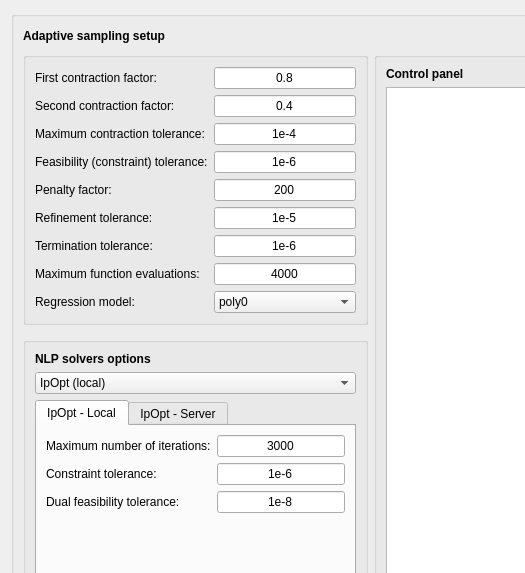
feslima/metacontrol, file gui/views/ui_files/caballerotab.ui: the form before one commit; both pictures show x 0 to 525 and y 0 to 573 of the 1024 by 750 pixel window.
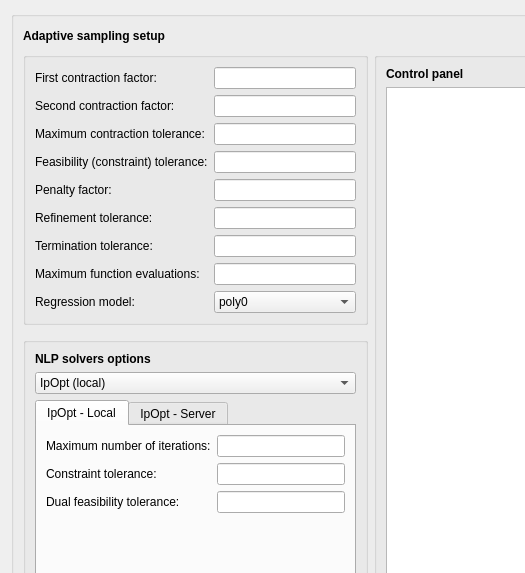
The form after the commit.

```diff
--- a/gui/views/ui_files/caballerotab.ui
+++ b/gui/views/ui_files/caballerotab.ui
@@ -48,7 +48,7 @@
          <item row="0" column="1">
           <widget class="QLineEdit" name="firstFactorLineEdit">
            <property name="text">
-            <string>0.8</string>
+            <string/>
            </property>
            <property name="alignment">
             <set>Qt::AlignCenter</set>
@@ -65,7 +65,7 @@
          <item row="1" column="1">
           <widget class="QLineEdit" name="secondFactorLineEdit">
            <property name="text">
-            <string>0.4</string>
+            <string/>
            </property>
            <property name="alignment">
             <set>Qt::AlignCenter</set>
@@ -82,7 +82,7 @@
          <item row="2" column="1">
           <widget class="QLineEdit" name="tolContractLineEdit">
            <property name="text">
-            <string>1e-4</string>
+            <string/>
            </property>
            <property name="alignment">
             <set>Qt::AlignCenter</set>
@@ -99,7 +99,7 @@
          <item row="3" column="1">
           <widget class="QLineEdit" name="conTolLineEdit">
            <property name="text">
-            <string>1e-6</string>
+            <string/>
            </property>
            <property name="alignment">
             <set>Qt::AlignCenter</set>
@@ -116,7 +116,7 @@
          <item row="4" column="1">
           <widget class="QLineEdit" name="penaltyFactorLineEdit">
            <property name="text">
-            <string>200</string>
+            <string/>
            </property>
            <property name="alignment">
             <set>Qt::AlignCenter</set>
@@ -133,7 +133,7 @@
          <item row="5" column="1">
           <widget class="QLineEdit" name="tol1LineEdit">
            <property name="text">
-            <string>1e-5</string>
+            <string/>
            </property>
            <property name="alignment">
             <set>Qt::AlignCenter</set>
@@ -150,7 +150,7 @@
          <item row="6" column="1">
           <widget class="QLineEdit" name="tol2LineEdit">
            <property name="text">
-            <string>1e-6</string>
+            <string/>
            </property>
            <property name="alignment">
             <set>Qt::AlignCenter</set>
@@ -167,7 +167,7 @@
          <item row="7" column="1">
           <widget class="QLineEdit" name="maxFunEvalsLineEdit">
            <property name="text">
-            <string>4000</string>
+            <string/>
            </property>
            <property name="alignment">
             <set>Qt::AlignCenter</set>
@@ -303,7 +303,7 @@
                <item row="0" column="1">
                 <widget class="QLineEdit" name="ipoptLocalMaxIterLineEdit">
                  <property name="text">
-                  <string>3000</string>
+                  <string/>
                  </property>
                  <property name="alignment">
                   <set>Qt::AlignCenter</set>
@@ -320,7 +320,7 @@
                <item row="1" column="1">
                 <widget class="QLineEdit" name="ipoptLocalConTolLineEdit">
                  <property name="text">
-                  <string>1e-6</string>
+                  <string/>
                  </property>
                  <property name="alignment">
                   <set>Qt::AlignCenter</set>
@@ -337,7 +337,7 @@
                <item row="2" column="1">
                 <widget class="QLineEdit" name="ipoptLocalDualFeasLineEdit">
                  <property name="text">
-                  <string>1e-8</string>
+                  <string/>
                  </property>
                  <property name="alignment">
                   <set>Qt::AlignCenter</set>
```
Left out of the diff: 4 changed lines with no effect on the pictures.
